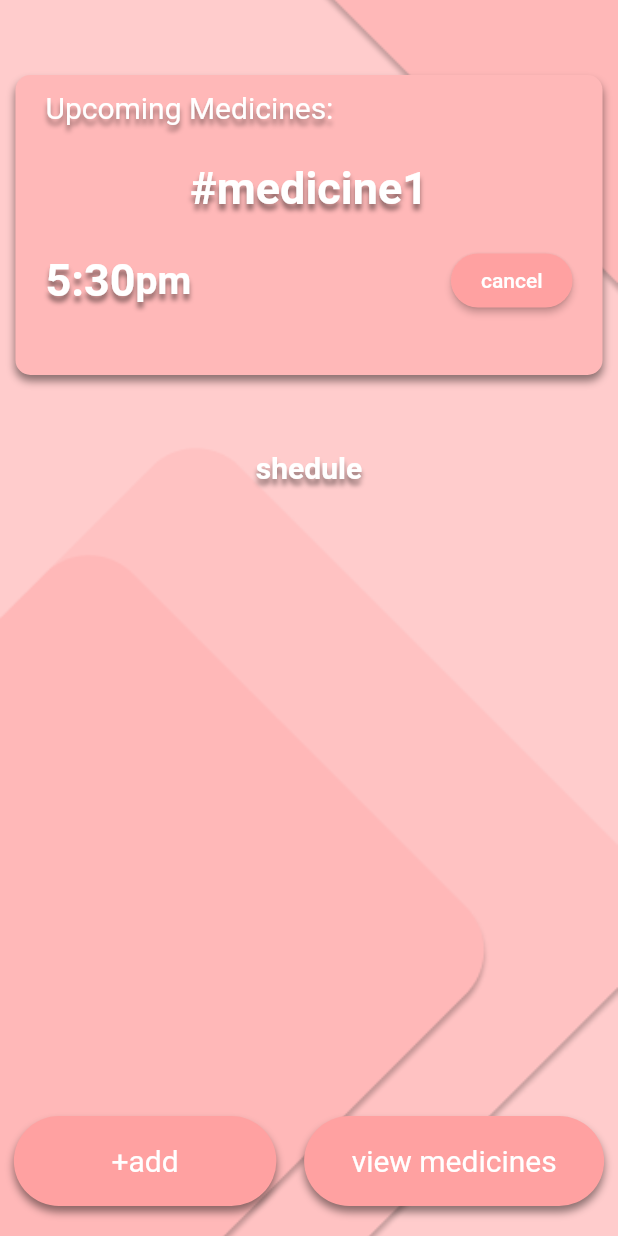
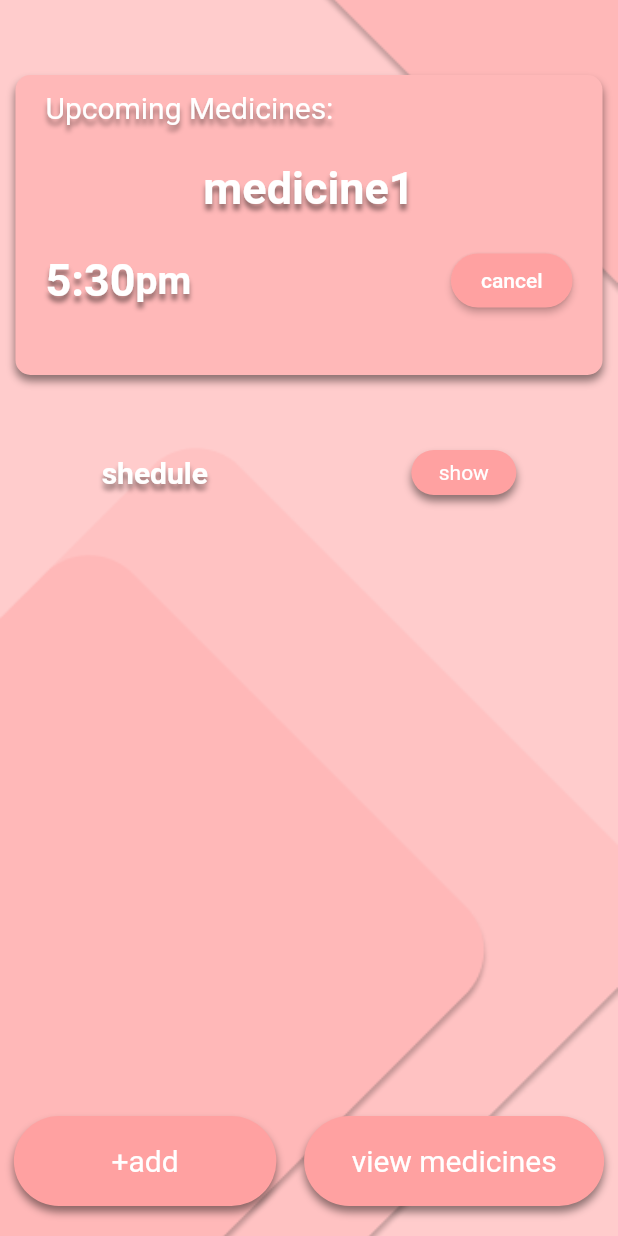
Before and after one commit to gecwayanad/take_it, a Flutter app: the screen it shows after launch, after a tap on "+add", after a tap on the "arrow back ios" icon, on a phone screen of 412 x 824 dp. Run offline on Flutter 3.47's test engine with Material 2 defaults, Android fonts, the light colour scheme and no system bars; our stand-ins replace google_fonts, hexcolor, image_picker, shared_preferences; Roboto replaces fonts that are missing (Ubuntu).

Commit message:
hackathon prefinal commit

```diff
--- a/lib/Screens/addMedicinPage.dart
+++ b/lib/Screens/addMedicinPage.dart
@@ -22,6 +22,7 @@ class AddMedicine extends StatefulWidget {
 }
 
 class _AddMedicineState extends State<AddMedicine> {
+
   TextEditingController medicineNameContoller = TextEditingController();
   String dropdownValue = 'AM';
   String dropdownValue1 = 'Befor Food';
@@ -30,6 +31,8 @@ class _AddMedicineState extends State<AddMedicine> {
 
   //controllers
   // TextEditingController medicineNameContoller = TextEditingController();
+  TextEditingController hours = TextEditingController();
+  TextEditingController mins = TextEditingController();
   TextEditingController timeContoller = TextEditingController();
   TextEditingController amOrPmController = TextEditingController();
   final _picker = ImagePicker();
@@ -45,6 +48,13 @@ class _AddMedicineState extends State<AddMedicine> {
         medicineimagemap[1] = File(_image.path);
       }
     });
+  }
+
+
+  @override
+  void initState() {
+    // TODO: implement initState
+    super.initState();
   }
 
   @override
@@ -70,6 +80,7 @@ class _AddMedicineState extends State<AddMedicine> {
                       size: 20,
                     ),
                     onPressed: () {
+                      updatesScrollData();
                       Navigator.of(context).pushReplacement(MaterialPageRoute(builder:(context) => HomeScreen()));
                     }),
               ),
@@ -135,6 +146,7 @@ class _AddMedicineState extends State<AddMedicine> {
                         Container(
                             width: 75,
                             child: TextField(
+                              controller: hours,
                               keyboardType: TextInputType.number,
                               decoration: InputDecoration(
                                   labelText: 'Hrs',
@@ -150,6 +162,7 @@ class _AddMedicineState extends State<AddMedicine> {
                         Container(
                             width: 75,
                             child: TextField(
+                              controller: mins,
                               keyboardType: TextInputType.number,
                               decoration: InputDecoration(
                                   labelText: 'Min',
@@ -190,7 +203,11 @@ class _AddMedicineState extends State<AddMedicine> {
                                 borderRadius: BorderRadius.circular(30),
                               ))),
                           onPressed: () {
+                            //on oressed add the list shoul updated to timelist
 
+                              final finalhour = hours.text;
+                              final finalsec = mins.text;
+                              alarmTimes.add("$finalhour:$finalsec");
 
 
 
@@ -204,13 +221,8 @@ class _AddMedicineState extends State<AddMedicine> {
                     ),
                     //2nd container list
                     Container(
-                      child: ListView(
-                        children: [
-                          Timelist(
-                            time: '7:30 PM',
-                          )
-                        ],
-                      ),
+                      child:Text("fjhiu")
+                      ,
                       decoration: BoxDecoration(
                           boxShadow: [
                             BoxShadow(
--- a/lib/Screens/homeScreen.dart
+++ b/lib/Screens/homeScreen.dart
@@ -1,3 +1,5 @@
+import 'dart:async';
+
 import 'package:flutter/material.dart';
 import 'package:google_fonts/google_fonts.dart';
 import 'package:hexcolor/hexcolor.dart';
@@ -18,24 +20,69 @@ class HomeScreen extends StatefulWidget {
 
 class _HomeScreenState extends State<HomeScreen> {
 
-  @override
-  void initState() {
+  // String upcomingName;
+  // String upcomingTime;
+  // bool fact = false;
+  // @override
+  // void initState() {
+  //   // TODO: implement initState
+  //   super.initState();
+  //   upcomingMedicine();
+
+  // }
+  // upcomingMedicine()async{
+  // upcomingTime = 'paracetamol';
+  // SharedPreferences saveAllmedicineData = await SharedPreferences.getInstance();
+  // final allrecData = saveAllmedicineData.getStringList("medicine");
+  // print(allrecData);
+  // final recoutput  = [allrecData.map(parseSetString)];
 
 
-    super.initState();
+  // for(int i = 0; i < recoutput[0].length; i++){
+  //       final outElementUpcoming = recoutput[0].elementAt(i);
+  //       // print(outElement.elementAt(0));
+
+  //       //  homeScreenupdateWidget.add(medicinWidget(outElement.elementAt(0), outElement.elementAt(1)));
+
+  //       // showShedule = homeScreenupdateWidget;
+
+  //       // showSheduleShowMedicine.add(editMedicine(outElement.elementAt(0), outElement.elementAt(1), false) );
+
+  //       // showSheduleShowMedicineperfect = showSheduleShowMedicine;
+
+  //          var time = outElementUpcoming.elementAt(1);
+  //          var name = outElementUpcoming.elementAt(0);
 
 
+  //          upcomingMap['$time'] = '$name';
+
+  // }
+  // print(upcomingMap);
+  // upcomingMap.forEach((key, value) {
+
+  //   List updatedupcomingint;
+  //   List<String> updatedupcoming;
+  //   List updatedUpcomingPreprossed;
+  //   // updatedupcomingint.add(int.parse(value));
+  //   updatedUpcomingPreprossed = [updatedupcoming.map(parseSetStringdevided)];
+
+  //   print(updatedUpcomingPreprossed);
+  //   // setState(() {
+  //   //   upcomingName = updatedupcoming.
+  //   // });dfsdfsd
+  // });
 
 
-  }
-
+  // }
 
 
   @override
   Widget build(BuildContext context) {
      double _widthofdiv = MediaQuery.of(context).size.width;
 
-
+        //  if(fact == true){
+        //    updatesScrollData();
+        //  }
     return  Scaffold(
         body: Stack(
                   children:[ Container(
@@ -81,7 +128,7 @@ class _HomeScreenState extends State<HomeScreen> {
                                 ),]
                                 )),),),
                             ),
-                            Text("#medicine1",
+                            Text("medicine1",
                             style: GoogleFonts.ubuntu(textStyle: TextStyle(fontSize: 30,
                             fontWeight: FontWeight.bold,
                             color: Colors.white,
@@ -141,7 +188,10 @@ class _HomeScreenState extends State<HomeScreen> {
                         ),
                       ),
                     ),
-                    Text("shedule",
+                    Row(
+                      mainAxisAlignment: MainAxisAlignment.spaceAround,
+                      children: [
+                                            Text("shedule",
                     style: GoogleFonts.ubuntu(textStyle: TextStyle(fontSize: 20,
                                       fontWeight: FontWeight.bold,
                                       color: Colors.white,
@@ -152,6 +202,23 @@ class _HomeScreenState extends State<HomeScreen> {
                                           ),]
                                       )),
                     ),
+                    GestureDetector(
+                      onTap: (){
+                        updatesScrollData();
+                        Navigator.pushReplacement(
+                        context,
+                        MaterialPageRoute(
+                        builder: (BuildContext context) => super.widget));
+                      },
+                      child: customButton('show', 30, 70, 14))
+
+
+
+                      ],
+
+                    ),
+
+
                     Container(
                       //container for list view
                       child: Expanded(//expanded list view
--- a/lib/data.dart
+++ b/lib/data.dart
@@ -7,7 +7,7 @@ List medicineNamesData = [ //medicine names stored here!! always updated from sh
 
 
 List<String> alarmTimes = [//temperary alarm time will be removed in future
-  "5:30", "9:00"
+
 ];
 
 
@@ -27,6 +27,9 @@ Set<String> parseSetString(String setString) => setString
     .map((part) => part.substring(0, part.length ))
     .toSet();
 
+Set<String> parseSetStringdevided(String setString ) => setString
+    .split(':')
+    .toSet();
 
 List<Iterable<Set<String>>> medicineElement = [];
 
@@ -37,3 +40,12 @@ List<Widget> showSheduleShowMedicine = [];
 List<Widget> showSheduleShowMedicineperfect = [];
 
 List localremoveData = [];
+
+List timeList = [];
+
+List<Widget> onscreenloadHome = [];
+
+
+List<String> homeScreenupdateWidget = [];
+
+Map upcomingMap = new Map();
--- a/lib/models/medicine_info.dart
+++ b/lib/models/medicine_info.dart
@@ -169,7 +169,7 @@ updatesScrollData() async{
   final output  = [alldata.map(parseSetString)];
   medicineElement = output;
 
-  // updateScrollWidget();
+
   for(int i = 0; i < output[0].length; i++){
         final outElement = output[0].elementAt(i);
         // print(outElement.elementAt(0));
@@ -182,9 +182,7 @@ updatesScrollData() async{
         showSheduleShowMedicineperfect = showSheduleShowMedicine;
   }
   print(showShedule);
-  return showShedule;
-  return showSheduleShowMedicineperfect;
-  return showSheduleShowMedicine;
+
 }
 
 
@@ -207,3 +205,7 @@ removeData(String name, String time)async{
   print("data in preference $secData");
 
 }
+
+data(){
+
+}
--- a/pubspec.yaml
+++ b/pubspec.yaml
@@ -32,11 +32,17 @@ dependencies:
   google_fonts: ^2.0.0
   shared_preferences: ^2.0.5
   image_picker: ^0.7.4
+  flutter_launcher_icons: ^0.9.0
 
 dev_dependencies:
   flutter_test:
     sdk: flutter
 
+
+flutter_icons:
+  android: true
+  ios: true
+  image_path: "asset/images/logo.png"
 # For information on the generic Dart part of this file, see the
 # following page: https://dart.dev/tools/pub/pubspec
 
```
Also changed, not shown: lib/Screens/showMedicinpage.dart (+18 -3 lines), lib/widgets/widgets.dart (+42 -16 lines), asset/images/logo.png (added), pubspec.lock, 21 other files.
